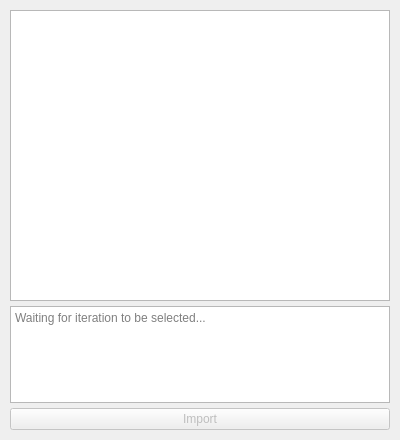
Old version of the form ui/import_existing.ui in the repository ONS-RossGD/OptiCORD2.
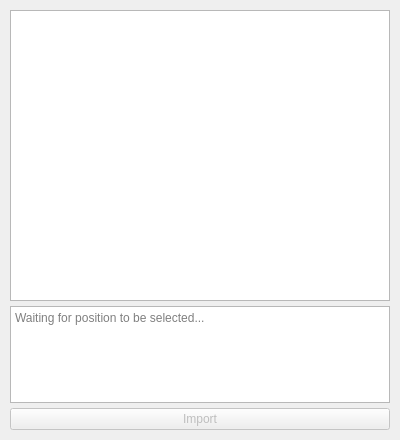
New version of the form.

Commit message: Changed from term "iteration" to "position"

Diff of the .ui file:
```diff
--- a/ui/import_existing.ui
+++ b/ui/import_existing.ui
@@ -67,7 +67,7 @@
       <set>Qt::TextSelectableByMouse</set>
      </property>
      <property name="placeholderText">
-      <string>Waiting for iteration to be selected...</string>
+      <string>Waiting for position to be selected...</string>
      </property>
     </widget>
    </item>
```
Left out of the diff: 2 changed lines with no effect on the pictures. The commit also changes 12 other files.
